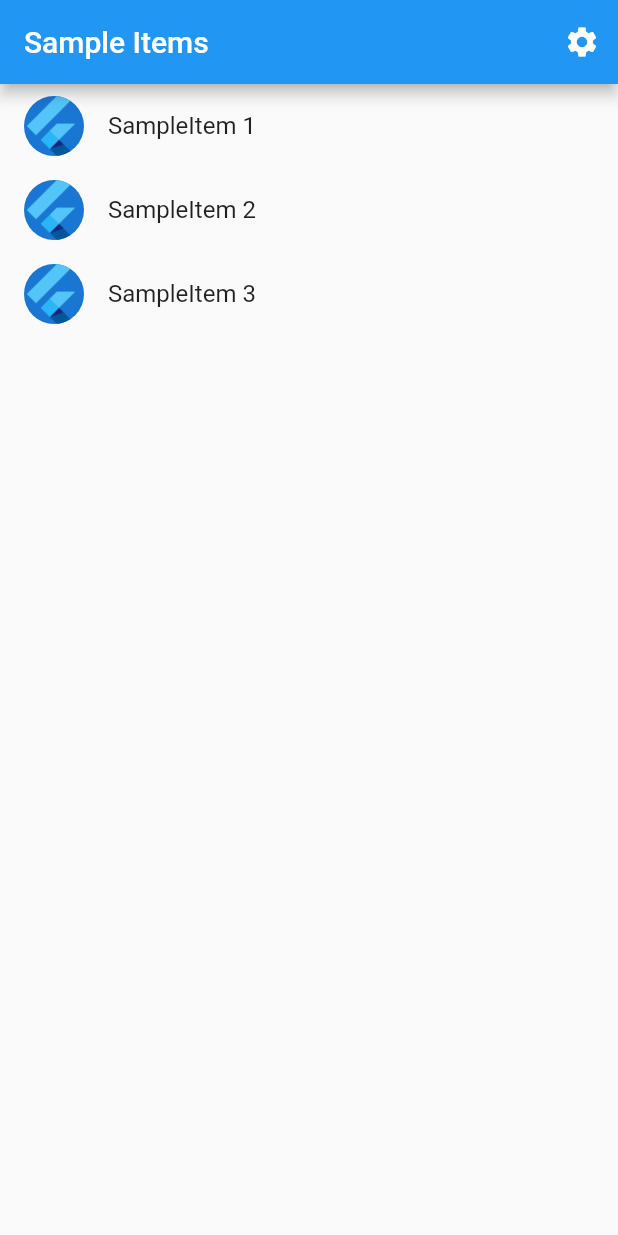
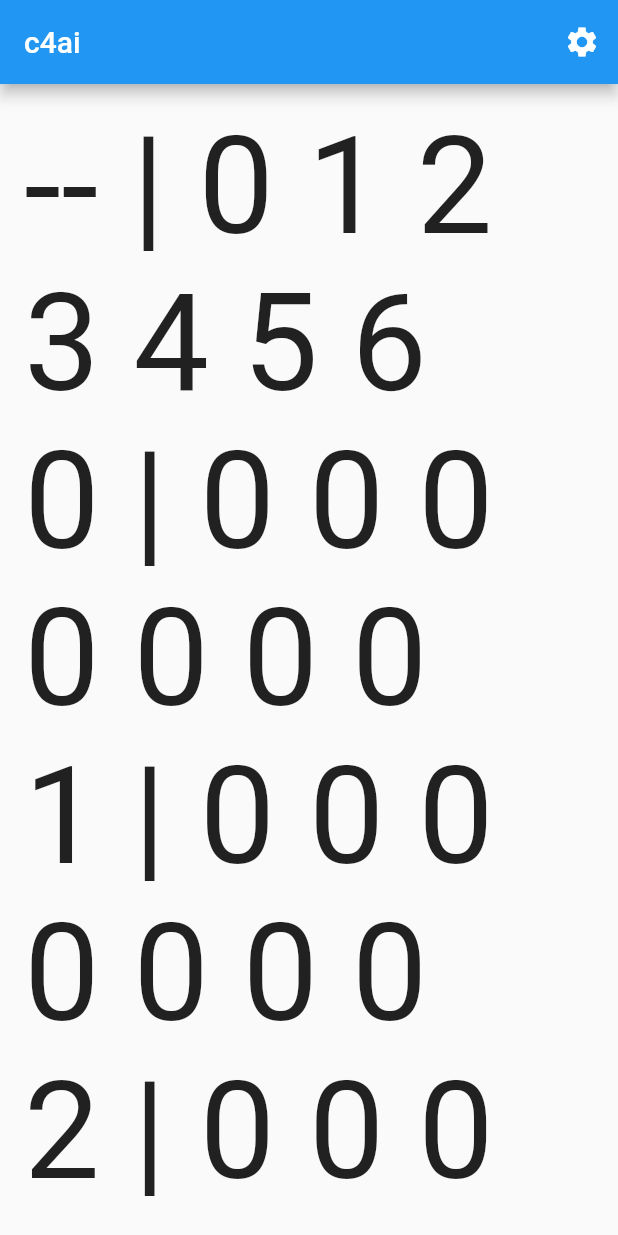
Before and after one commit to crimsonvspurple/c4ai, a Flutter app: the screen it shows after launch, on a phone screen of 412 x 824 dp. Run offline on Flutter 3.47's test engine with Material 2 defaults, Android fonts, the phone set to English and light mode, and no system bars; generated files the repository leaves out were written again.

Commit message:
added base game array (list) and a simple printed version on the startup. Will make the UI after internal game engine is done

```diff
--- a/lib/src/app.dart
+++ b/lib/src/app.dart
@@ -1,3 +1,4 @@
+import 'package:c4ai/src/base_game/game_board_view.dart';
 import 'package:flutter/material.dart';
 import 'package:flutter_gen/gen_l10n/app_localizations.dart';
 import 'package:flutter_localizations/flutter_localizations.dart';
@@ -50,8 +51,7 @@ class MyApp extends StatelessWidget {
           //
           // The appTitle is defined in .arb files found in the localization
           // directory.
-          onGenerateTitle: (BuildContext context) =>
-              AppLocalizations.of(context)!.appTitle,
+          onGenerateTitle: (BuildContext context) => AppLocalizations.of(context)!.appTitle,
 
           // Define a light and dark color theme. Then, read the user's
           // preferred ThemeMode (light, dark, or system default) from the
@@ -72,8 +72,11 @@ class MyApp extends StatelessWidget {
                   case SampleItemDetailsView.routeName:
                     return const SampleItemDetailsView();
                   case SampleItemListView.routeName:
+                    return const SampleItemListView();
+                  case GameBoardView.routeName:
+                    return GameBoardView();
                   default:
-                    return const SampleItemListView();
+                    return GameBoardView();
                 }
               },
             );
--- /dev/null
+++ b/lib/src/base_game/game_board_controller.dart
@@ -0,0 +1,11 @@
+import 'game_board_service.dart';
+
+class GameBoardController {
+  GameBoardController(this._gameBoardService);
+
+  final GameBoardService _gameBoardService;
+
+  Future<void> loadBoard() async {
+    _gameBoardService.printBoard();
+  }
+}
--- /dev/null
+++ b/lib/src/base_game/game_board_service.dart
@@ -0,0 +1,40 @@
+enum Piece { EMPTY, MIN, MAX }
+
+class Player {
+  Player(final Piece symbol, final String name, {int streak = 0});
+}
+
+class GameBoardService {
+  // Board Layout:
+  // 0: 0123456
+  // 1: 0123456
+  // 2: 0123456
+  // 3: 0123456
+  // 4: 0123456
+  // 5: 0123456
+
+  static final GameBoardService _singleton = GameBoardService._internal();
+
+  factory GameBoardService() {
+    return _singleton;
+  }
+
+  GameBoardService._internal();
+
+  final List<List<Piece>> board = List.filled(6, List.filled(7, Piece.EMPTY)); // 6 rows  // 7 columns
+
+  String printBoard() {
+    String paper = "-- | 0 1 2 3 4 5 6\n";
+
+    var i = 0;
+    for (var row in board) {
+      paper += "${i++} | ";
+      for (Piece item in row) {
+        // paper += "[ ${item.name} ${item.index} ]";
+        paper += item.index.toString() + " ";
+      }
+      paper += "\n";
+    }
+    return paper;
+  }
+}
--- /dev/null
+++ b/lib/src/base_game/game_board_view.dart
@@ -0,0 +1,39 @@
+import 'dart:ui';
+
+import 'package:c4ai/src/base_game/game_board_service.dart';
+import 'package:flutter/material.dart';
+
+import '../settings/settings_view.dart';
+
+class GameBoardView extends StatelessWidget {
+  GameBoardView({Key? key}) : super(key: key);
+
+  static const routeName = '/';
+
+  final GameBoardService gameBoardService = GameBoardService();
+
+  @override
+  Widget build(BuildContext context) {
+    return Scaffold(
+        appBar: AppBar(
+          title: const Text('c4ai'),
+          actions: [
+            IconButton(
+              icon: const Icon(Icons.settings),
+              onPressed: () {
+                // Navigate to the settings page. If the user leaves and returns
+                // to the app after it has been killed while running in the
+                // background, the navigation stack is restored.
+                Navigator.restorablePushNamed(context, SettingsView.routeName);
+              },
+            ),
+          ],
+        ),
+        body: Padding(
+            padding: const EdgeInsets.all(16),
+            child: Text(
+              gameBoardService.printBoard(),
+              style: const TextStyle(fontFeatures: [FontFeature.tabularFigures()], fontSize: 90),
+            )));
+  }
+}
```
